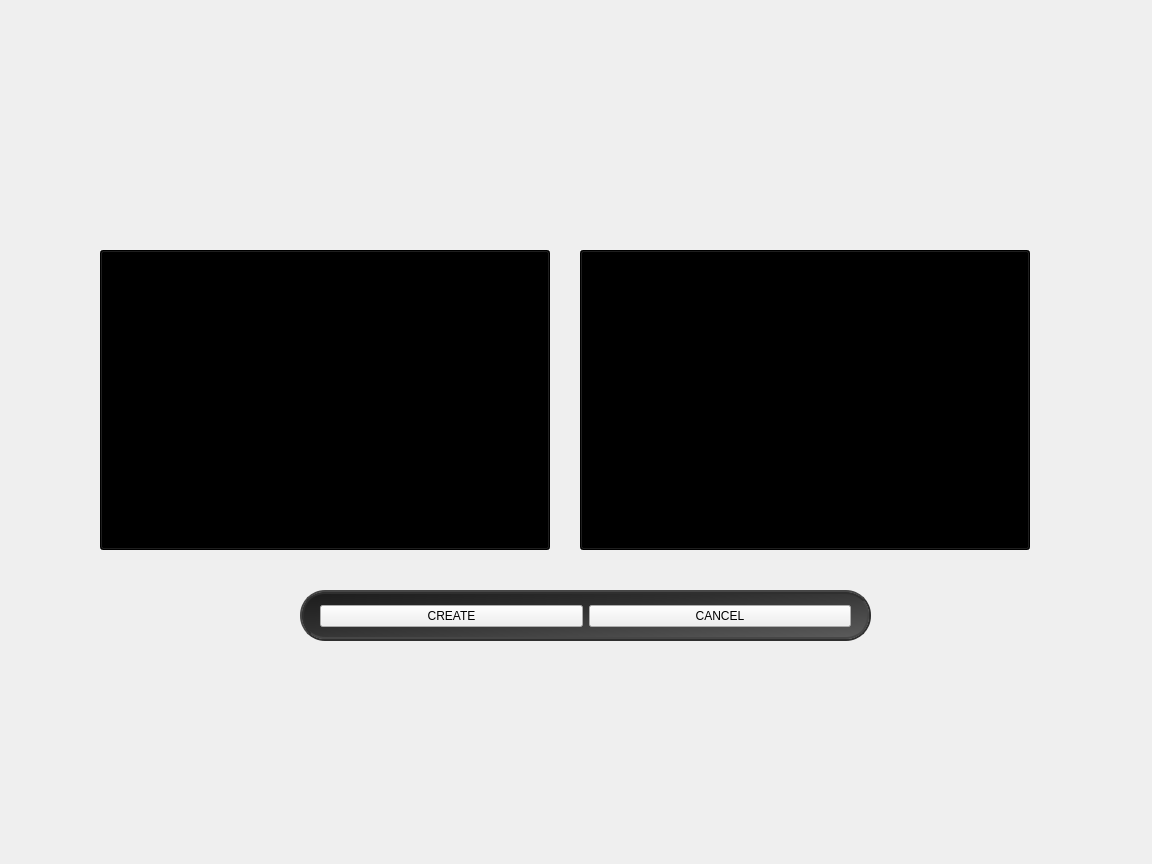
Before: the Qt Designer form src/client/gui/creategame.ui in HqWisen/CityLord, drawn with Qt 5.
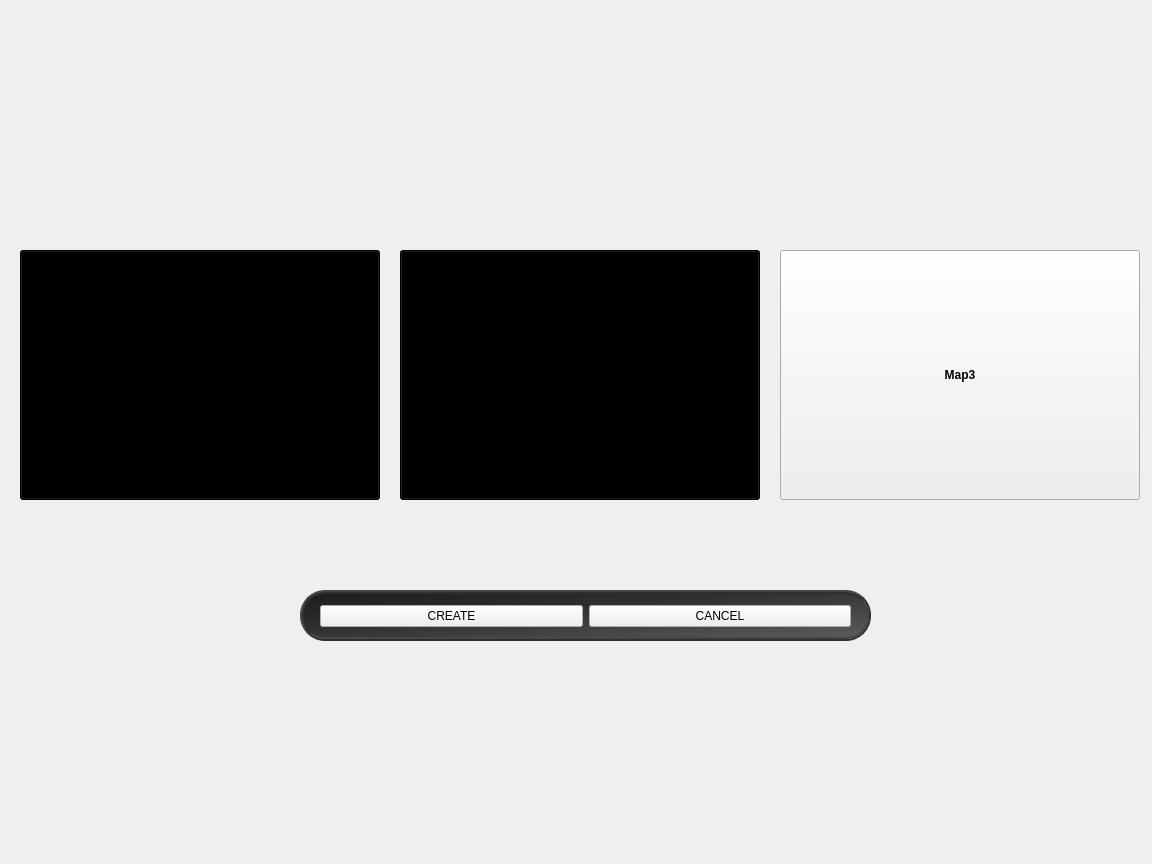
After: the same form once the commit is applied. Icons and pictures are not drawn.

Commit message: [GUI] Ajout de Equaland dans la séléction, git logEqualand semble pas encore être séléctionnalbe dans le server (segmFault ..

```diff
--- a/src/client/gui/creategame.ui
+++ b/src/client/gui/creategame.ui
@@ -73,10 +73,10 @@
   <widget class="QPushButton" name="map1Button">
    <property name="geometry">
     <rect>
-     <x>100</x>
+     <x>20</x>
      <y>250</y>
-     <width>450</width>
-     <height>300</height>
+     <width>360</width>
+     <height>250</height>
     </rect>
    </property>
    <property name="styleSheet">
@@ -89,10 +89,10 @@
   <widget class="QPushButton" name="map2Button">
    <property name="geometry">
     <rect>
-     <x>580</x>
+     <x>400</x>
      <y>250</y>
-     <width>450</width>
-     <height>300</height>
+     <width>360</width>
+     <height>250</height>
     </rect>
    </property>
    <property name="styleSheet">
@@ -102,6 +102,19 @@
     <string>Map2</string>
    </property>
   </widget>
+  <widget class="QPushButton" name="map3Button">
+   <property name="geometry">
+    <rect>
+     <x>780</x>
+     <y>250</y>
+     <width>360</width>
+     <height>250</height>
+    </rect>
+   </property>
+   <property name="text">
+    <string>Map3</string>
+   </property>
+  </widget>
  </widget>
  <resources/>
  <connections/>
```
The commit also changes 7 other files.
